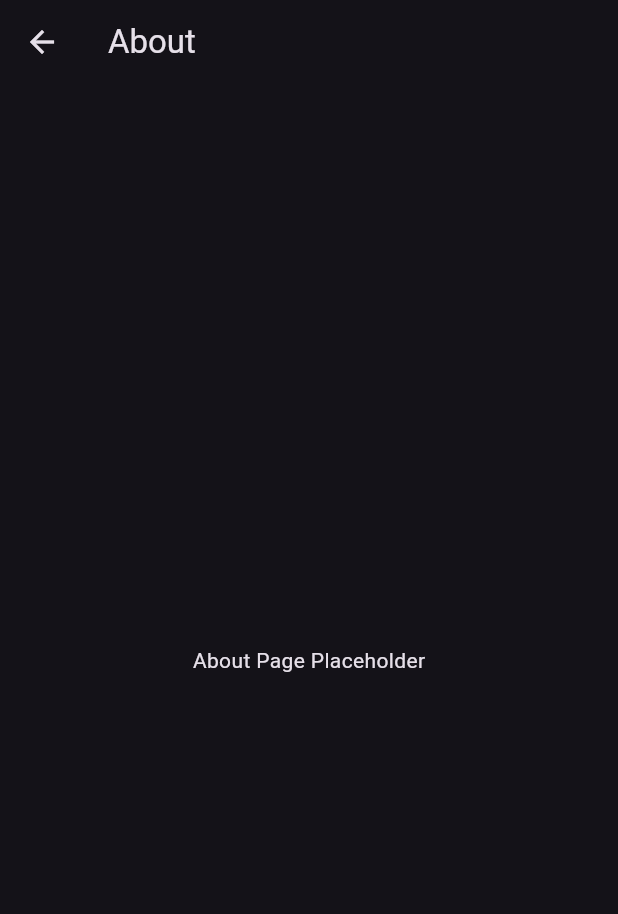
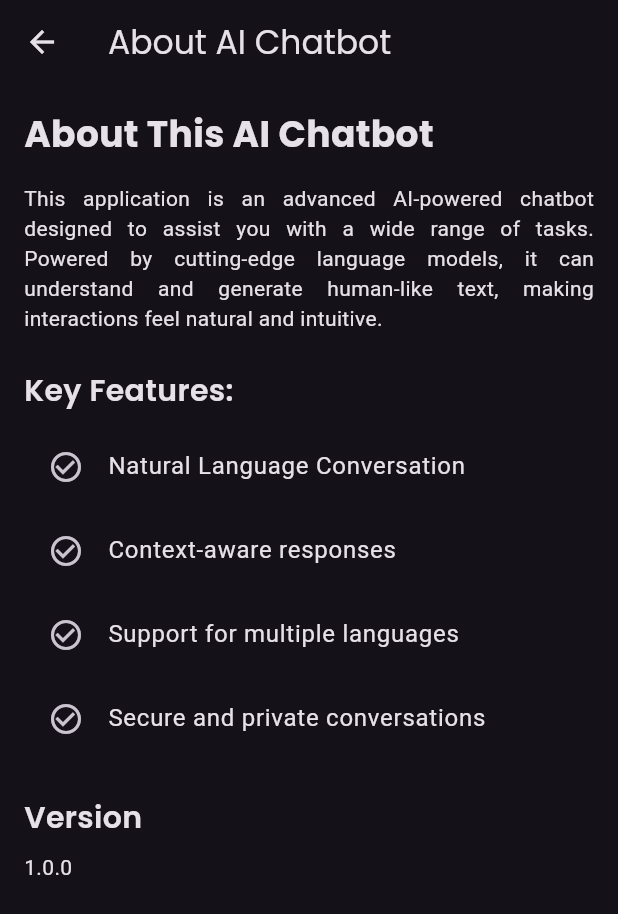
Before and after one commit to Husain67/CodeNest---Mini-Flutter-IDE-for-Dart, a Flutter app: the AboutPage screen opened directly, on a phone screen of 412 x 824 dp. Shown: the top 914 px of the screen. Run offline on Flutter 3.47's test engine with Material 3 defaults, Android fonts, the phone set to English and light mode, and no system bars; our stand-ins replace easy_localization, file_picker, flutter_highlight, google_fonts, share_plus, shared_preferences and 1 more; missing offline and left inert: analyzer, flutter_code_editor, github, highlight; accounts and stored records are empty.

Commit message:
feat: Update packages, add attach button, and populate content pages
This commit addresses the user's request to update dependencies and add several UI features and content.

- **Dependencies:** Updated all packages in `pubspec.yaml` to their latest stable versions and removed a duplicate entry for `http`.
- **ChatScreen UI:** Added an 'Attach File' icon button and an 'Emoji' icon button to the text composer in the chat screen, next to the input field.
- **About Page:** Populated the previously empty `AboutPage` with detailed content describing the AI chatbot, its features, and the app version.
- **Security Dialog:** Updated the `_showSecurityDialog` method to display meaningful information about the app's security and privacy practices instead of a simple PIN field.

```diff
--- a/lib/screens/about_page.dart
+++ b/lib/screens/about_page.dart
@@ -1,4 +1,5 @@
 import 'package:flutter/material.dart';
+import 'package:google_fonts/google_fonts.dart';
 
 class AboutPage extends StatelessWidget {
   const AboutPage({super.key});
@@ -7,10 +8,52 @@ class AboutPage extends StatelessWidget {
   Widget build(BuildContext context) {
     return Scaffold(
       appBar: AppBar(
-        title: const Text('About'),
+        title: Text('About AI Chatbot', style: GoogleFonts.poppins()),
       ),
-      body: const Center(
-        child: Text('About Page Placeholder'),
+      body: Padding(
+        padding: const EdgeInsets.all(16.0),
+        child: ListView(
+          children: [
+            Text(
+              'About This AI Chatbot',
+              style: GoogleFonts.poppins(fontSize: 24, fontWeight: FontWeight.bold),
+            ),
+            const SizedBox(height: 16),
+            const Text(
+              'This application is an advanced AI-powered chatbot designed to assist you with a wide range of tasks. Powered by cutting-edge language models, it can understand and generate human-like text, making interactions feel natural and intuitive.',
+              textAlign: TextAlign.justify,
+            ),
+            const SizedBox(height: 24),
+            Text(
+              'Key Features:',
+              style: GoogleFonts.poppins(fontSize: 20, fontWeight: FontWeight.w600),
+            ),
+            const SizedBox(height: 8),
+            const ListTile(
+              leading: Icon(Icons.check_circle_outline),
+              title: Text('Natural Language Conversation'),
+            ),
+            const ListTile(
+              leading: Icon(Icons.check_circle_outline),
+              title: Text('Context-aware responses'),
+            ),
+            const ListTile(
+              leading: Icon(Icons.check_circle_outline),
+              title: Text('Support for multiple languages'),
+            ),
+            const ListTile(
+              leading: Icon(Icons.check_circle_outline),
+              title: Text('Secure and private conversations'),
+            ),
+            const SizedBox(height: 24),
+            Text(
+              'Version',
+              style: GoogleFonts.poppins(fontSize: 20, fontWeight: FontWeight.w600),
+            ),
+            const SizedBox(height: 8),
+            const Text('1.0.0'),
+          ],
+        ),
       ),
     );
   }
--- a/lib/screens/chat_screen.dart
+++ b/lib/screens/chat_screen.dart
@@ -245,12 +245,38 @@ class _ChatScreenState extends State<ChatScreen> {
       context: context,
       builder: (_) => AlertDialog(
         title: Text("security".tr()),
-        content: const TextField(
-          obscureText: true,
-          decoration: InputDecoration(labelText: "Enter PIN"),
+        content: const SingleChildScrollView(
+          child: Column(
+            crossAxisAlignment: CrossAxisAlignment.start,
+            children: [
+              Text(
+                'Your security and privacy are important to us. Here’s how we protect your data:',
+                style: TextStyle(fontWeight: FontWeight.bold),
+              ),
+              SizedBox(height: 16),
+              ListTile(
+                leading: Icon(Icons.lock_outline),
+                title: Text('End-to-End Encryption'),
+                subtitle: Text('All conversations are encrypted between you and the AI. (Note: This is a simulation for demo purposes).'),
+              ),
+              ListTile(
+                leading: Icon(Icons.no_accounts_outlined),
+                title: Text('No Personal Data Storage'),
+                subtitle: Text('Your chat history can be saved locally on your device via the History feature, but we do not store your personal information on our servers.'),
+              ),
+              ListTile(
+                leading: Icon(Icons.api_outlined),
+                title: Text('API Key Security'),
+                subtitle: Text('Your OpenRouter API key is stored securely on your device and is only used to communicate with the AI model.'),
+              ),
+            ],
+          ),
         ),
         actions: [
-          TextButton(onPressed: () => Navigator.pop(context), child: Text("Save"))
+          TextButton(
+            onPressed: () => Navigator.pop(context),
+            child: const Text("Close"),
+          ),
         ],
       ),
     );
@@ -293,6 +319,22 @@ class _ChatScreenState extends State<ChatScreen> {
         margin: const EdgeInsets.symmetric(horizontal: 8.0),
         child: Row(
           children: <Widget>[
+            // Emoji Icon
+            IconButton(
+              icon: const Icon(Icons.emoji_emotions_outlined),
+              onPressed: () {
+                // Emoji picker logic will be added later
+                ScaffoldMessenger.of(context).showSnackBar(
+                  const SnackBar(content: Text("Emoji feature coming soon!")),
+                );
+              },
+            ),
+            // Attach File Icon
+            IconButton(
+              icon: const Icon(Icons.attach_file),
+              onPressed: _attachFile,
+            ),
+            // Text Field
             Flexible(
               child: TextField(
                 controller: _textController,
@@ -302,6 +344,7 @@ class _ChatScreenState extends State<ChatScreen> {
                 ),
               ),
             ),
+            // Send Button
             Container(
               margin: const EdgeInsets.symmetric(horizontal: 4.0),
               child: IconButton(
```
Also changed, not shown: pubspec.yaml (+8 -9 lines).
